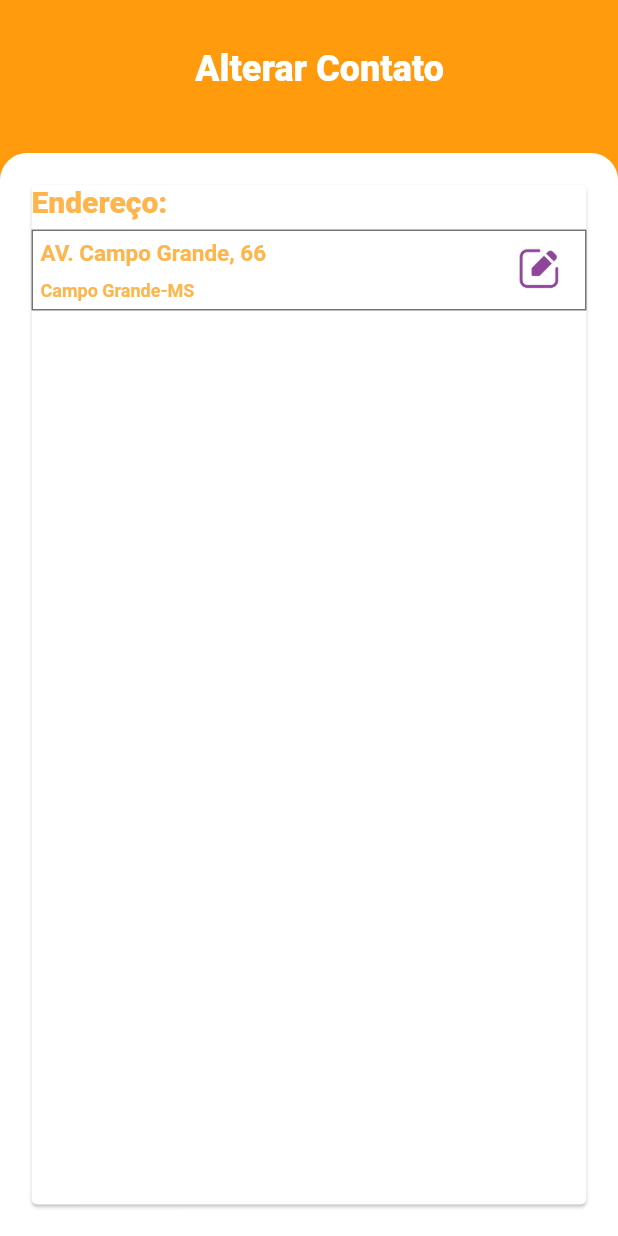
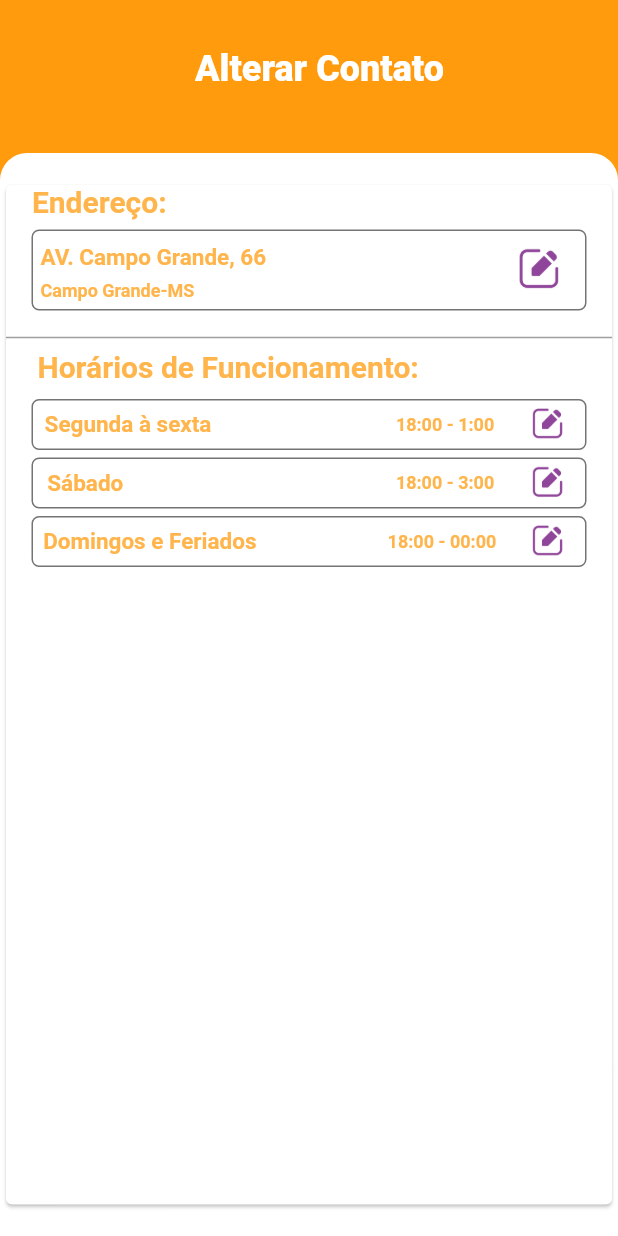
Before and after one commit to Kelvisck/PatoBurguer, a Flutter app: the screen it shows after launch, on a phone screen of 412 x 824 dp. Run offline on Flutter 3.47's test engine with Material 2 defaults, Android fonts, the light colour scheme and no system bars; our stand-ins replace firebase_auth, firebase_core, google_sign_in; accounts and stored records are empty.

Commit message:
feature:arquivo com as funções de otimização, e progresso na interface AlterarCardapio

```diff
--- a/lib/alterarCardapio.dart
+++ b/lib/alterarCardapio.dart
@@ -1,5 +1,6 @@
 import 'package:flutter/material.dart';
 import 'package:pato_burguer/assets/constantes.dart';
+import 'package:pato_burguer/assets/widgetsFunctions.dart';
 
 class AlterarCardapio extends StatelessWidget {
   Widget build(BuildContext context) {
@@ -21,6 +22,7 @@ class AlterarCardapio extends StatelessWidget {
           ),
           Positioned(
               top: 102,
+              //container de fundo ------------------------------------------------------------------
               child: Container(
                 width: MediaQuery.of(context).size.width,
                 height: MediaQuery.of(context).size.height - 102,
@@ -30,20 +32,14 @@ class AlterarCardapio extends StatelessWidget {
                         topLeft: Radius.circular(18),
                         topRight: Radius.circular(18))),
                 child: Padding(
-                  padding: const EdgeInsets.all(17.0),
+                  /*padding: const EdgeInsets.all(17.0),*/
+                  padding: const EdgeInsets.only(top: 17, bottom: 17),
                   child: Card(
                     child: Stack(
                       children: [
                         Align(
-                          alignment: Alignment(-1, -1),
-                          child: Text(
-                            'Endereço:',
-                            style: TextStyle(
-                                fontFamily: "Roboto",
-                                fontSize: 20,
-                                fontWeight: FontWeight.w800,
-                                color: Color(0xFFFFB54B)),
-                          ),
+                          alignment: Alignment(-0.89, -1),
+                          child: titulosApp('Endereço:'),
                         ),
                         Align(
                           alignment: Alignment(-1, -0.88),
@@ -52,6 +48,8 @@ class AlterarCardapio extends StatelessWidget {
                               SizedBox(
                                 height: 30,
                               ),
+
+                              // container endereço ------------------------------------------------------ C
                               Container(
                                   padding: EdgeInsets.only(
                                       top: 5, left: 5, bottom: 5),
@@ -59,16 +57,17 @@ class AlterarCardapio extends StatelessWidget {
                                   width: 370,
                                   decoration: BoxDecoration(
                                       border: Border.all(
-                                          color: Color(0xFF747474),
-                                          width: 1.0)),
+                                          color: Constantes.CorBorda,
+                                          width: 1.0),
+                                      borderRadius: BorderRadius.circular(5)),
                                   child: Stack(
                                     children: [
                                       Align(
-                                        alignment: Alignment(-1, -0.9),
+                                        alignment: Alignment(-1, -0.7),
                                         child: Text(
                                           'AV. Campo Grande, 66',
                                           style: TextStyle(
-                                              color: Color(0xFFFFB54B),
+                                              color: Constantes.CorTexto1,
                                               fontFamily: 'Roboto',
                                               fontSize: 15,
                                               fontWeight: FontWeight.w600),
@@ -85,12 +84,42 @@ class AlterarCardapio extends StatelessWidget {
                                           style: TextStyle(
                                               fontSize: 12,
                                               fontFamily: 'Roboto',
-                                              color: Color(0xFFFFB54B),
+                                              color: Constantes.CorTexto1,
                                               fontWeight: FontWeight.w600),
                                         ),
                                       )
                                     ],
                                   )),
+                              // linha ---------------------------- ?
+                              SizedBox(
+                                height: 10,
+                              ),
+                              Align(
+                                child: Divider(
+                                  color: Colors.grey,
+                                  thickness: 1.0,
+                                  indent: 0,
+                                  endIndent: 0,
+                                ),
+                              ),
+                              Align(
+                                alignment: Alignment(-0.72, -0.4),
+                                child: titulosApp('Horários de Funcionamento:'),
+                              ),
+                              SizedBox(
+                                height: 10,
+                              ),
+                              CamposEditarHorario(
+                                  'Segunda à sexta', '18:00 - 1:00'),
+                              SizedBox(
+                                height: 5,
+                              ),
+                              CamposEditarHorario('Sábado', '18:00 - 3:00'),
+                              SizedBox(
+                                height: 5,
+                              ),
+                              CamposEditarHorario(
+                                  'Domingos e Feriados', '18:00 - 00:00')
                             ],
                           ),
                         )
--- a/lib/assets/constantes.dart
+++ b/lib/assets/constantes.dart
@@ -5,6 +5,8 @@ class Constantes {
   static const Color corFundo = Color(0xFFFF9B0D);
 
   static const Color CorfundoBranca = Color(0xFFFFFFFF);
+  static const Color CorTexto1 = Color(0xFFFFB54B);
+  static const Color CorBorda = Color(0XFF747474);
 
   //textos
 
--- /dev/null
+++ b/lib/assets/widgetsFunctions.dart
@@ -0,0 +1,51 @@
+import 'package:flutter/material.dart';
+import 'constantes.dart';
+
+Widget titulosApp(String texto) {
+  return Text(
+    texto,
+    style: TextStyle(
+        fontFamily: 'Roboto',
+        color: Constantes.CorTexto1,
+        fontWeight: FontWeight.w700,
+        fontSize: 20),
+  );
+}
+
+Widget textoSimples(String texto, double tamanhoFonte) {
+  return Text(
+    texto,
+    style: TextStyle(
+        fontFamily: 'Roboto',
+        color: Constantes.CorTexto1,
+        fontSize: tamanhoFonte,
+        fontWeight: FontWeight.w700),
+  );
+}
+
+Widget CamposEditarHorario(String textoDia, String textoHorario) {
+  return Container(
+    decoration: BoxDecoration(
+        border: Border.all(
+          color: Constantes.CorBorda,
+          width: 1.0,
+        ),
+        borderRadius: BorderRadius.circular(5)),
+    height: 34,
+    width: 370,
+    child: Stack(
+      children: [
+        Align(
+            alignment: Alignment(-0.94, 0), child: textoSimples(textoDia, 15)),
+        Align(
+          alignment: Alignment(0.60, 0),
+          child: textoSimples(textoHorario, 12),
+        ),
+        Align(
+          alignment: Alignment(0.99, 0),
+          child: Image.asset('lib/assets/recursos/editar.png'),
+        )
+      ],
+    ),
+  );
+}
```
